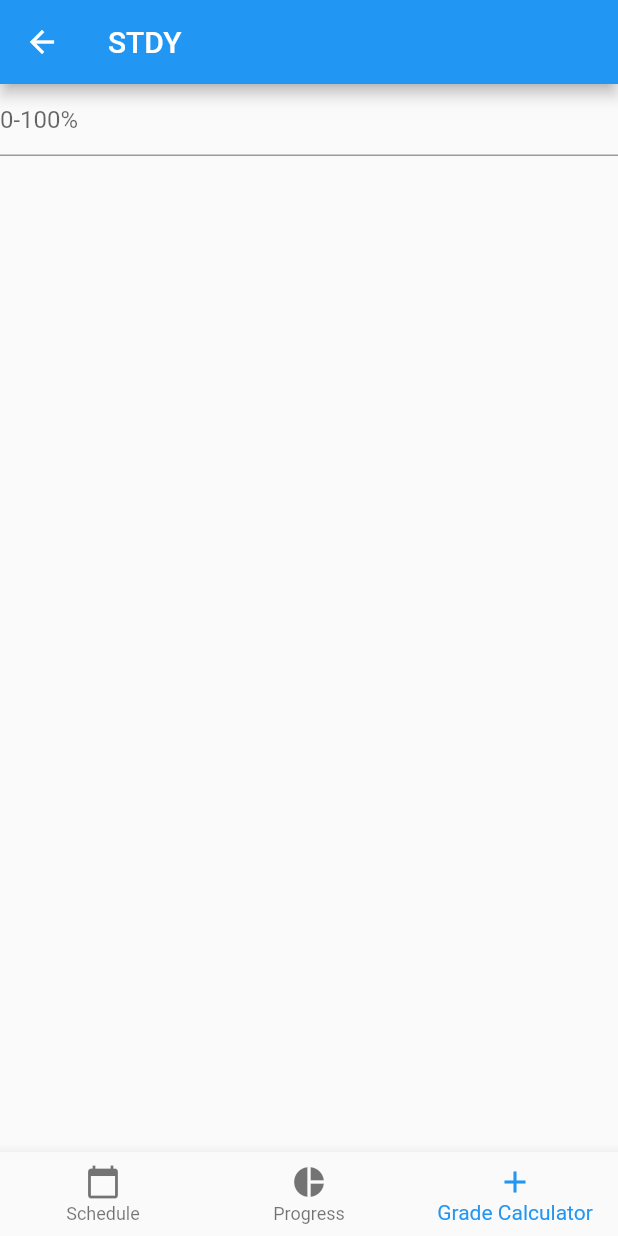
After one commit to SUMR2020/STDY, a Flutter app: the Home screen opened by its route, item 3 of the bottom bar chosen, on a phone screen of 412 x 824 dp. The commit adds this screen. Run offline on Flutter 3.47's test engine with Material 2 defaults, Android fonts, the phone set to English and light mode, and no system bars.

Commit message:
Added grades page

```diff
--- /dev/null
+++ b/stdy/lib/grades_page.dart
@@ -0,0 +1,29 @@
+import 'package:flutter/material.dart';
+import 'package:flutter/widgets.dart';
+import 'package:flutter/foundation.dart';
+
+class GradesPage extends StatelessWidget {
+
+
+
+  const GradesPage ({
+    Key key,
+    @required this.onSubmit,
+    }): super(key: key);
+
+
+  final VoidCallback onSubmit;
+
+  static final TextEditingController _grade = new TextEditingController();
+  String get grade => _grade.text;
+
+  @override
+  Widget build(BuildContext context){
+    return new Column(
+      children: <Widget>[
+        new TextField(controller: _grade, decoration: new InputDecoration(hintText: "0-100%"), ),
+        ],
+    );
+
+    }
+  }
--- a/stdy/lib/home_widget.dart
+++ b/stdy/lib/home_widget.dart
@@ -1,5 +1,6 @@
 import 'package:flutter/material.dart';
 import 'placeholder_widget.dart';
+import 'grades_page.dart';
 
 
 class Home extends StatefulWidget {
@@ -15,7 +16,7 @@ class _HomeState extends State<Home> {
   final List<Widget> _children = [
     PlaceholderWidget(Colors.white),
     PlaceholderWidget(Colors.deepOrange), // put progress widget here (minna)
-    PlaceholderWidget(Colors.deepOrange) // put grademain widget here(sharjeel)
+    GradesPage() // put grademain widget here(sharjeel)
   ];
   Widget build(BuildContext context) {
     return Scaffold(
```
